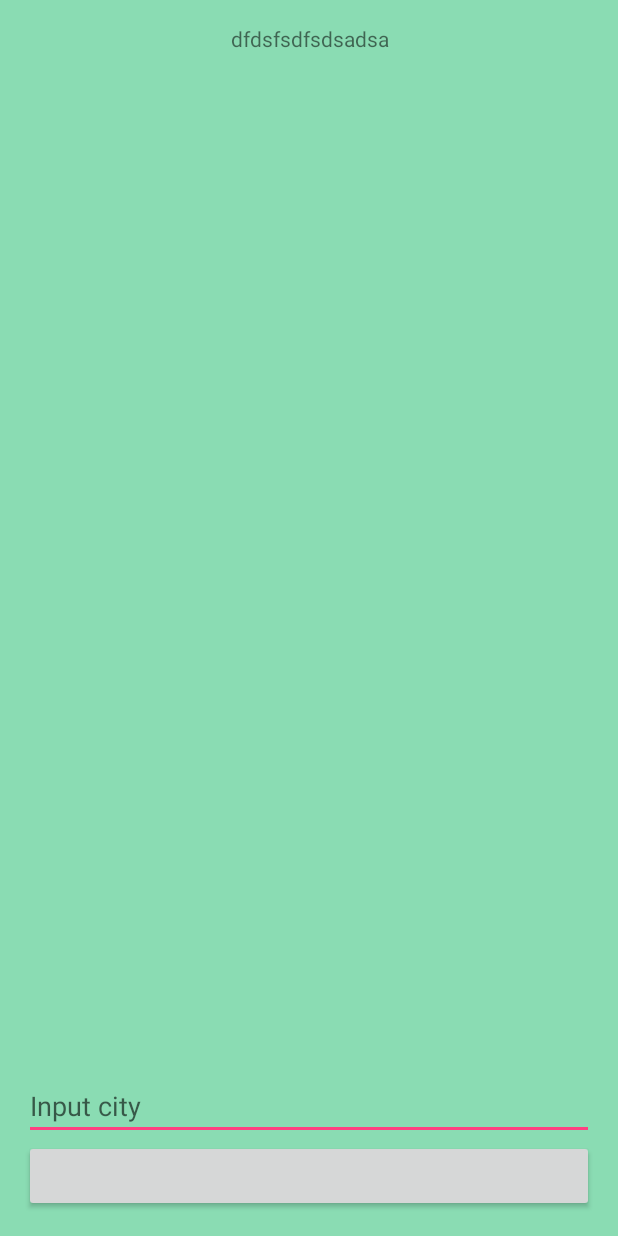
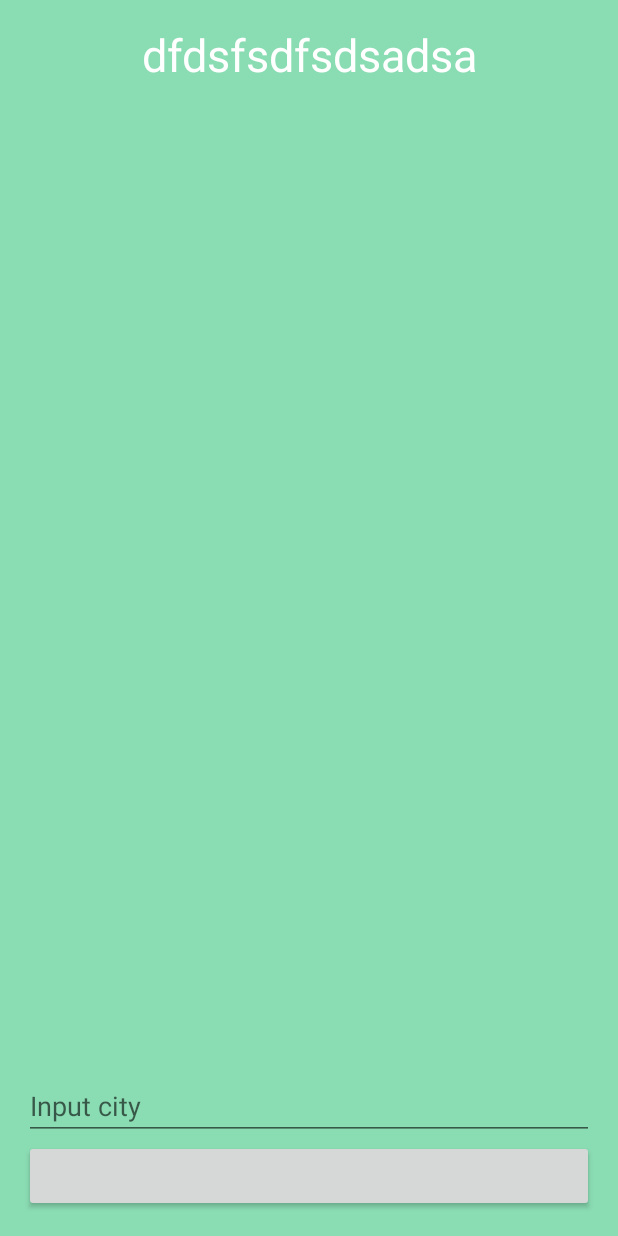
Before and after one commit to SuperStar0000000/good-weather, an Android app: the screen it shows after launch (MainActivity), on a phone screen of 412 x 824 dp. Run offline under Robolectric (Android 15) with nearby library versions, the light colour scheme and no system bars.

Commit message:
Add button id, change focus EditText

```diff
--- a/app/src/main/res/layout/fragment_main.xml
+++ b/app/src/main/res/layout/fragment_main.xml
@@ -16,7 +16,9 @@
         android:layout_width="match_parent"
         android:layout_height="wrap_content"
         android:gravity="center"
-        android:text="@string/test"/>
+        android:text="@string/test"
+        android:textSize="30dp"
+        android:textColor="#FFFFFF"/>
 
     <LinearLayout
         android:layout_width="match_parent"
@@ -24,15 +26,17 @@
         android:orientation="vertical"
         android:layout_marginTop="50dp"
         android:layout_alignParentBottom="true"
-        android:isScrollContainer="true"
-        >
+        android:isScrollContainer="true">
 
         <EditText
             android:id="@+id/input_city"
             android:layout_width="match_parent"
             android:layout_height="wrap_content"
-            android:hint="@string/input_city_hint" />
+            android:hint="@string/input_city_hint"
+            android:focusableInTouchMode="false"
+            android:focusable="false"/>
         <Button
+            android:id="@+id/buttonSearch"
             android:layout_width="match_parent"
             android:layout_height="wrap_content"/>
     </LinearLayout>
```
